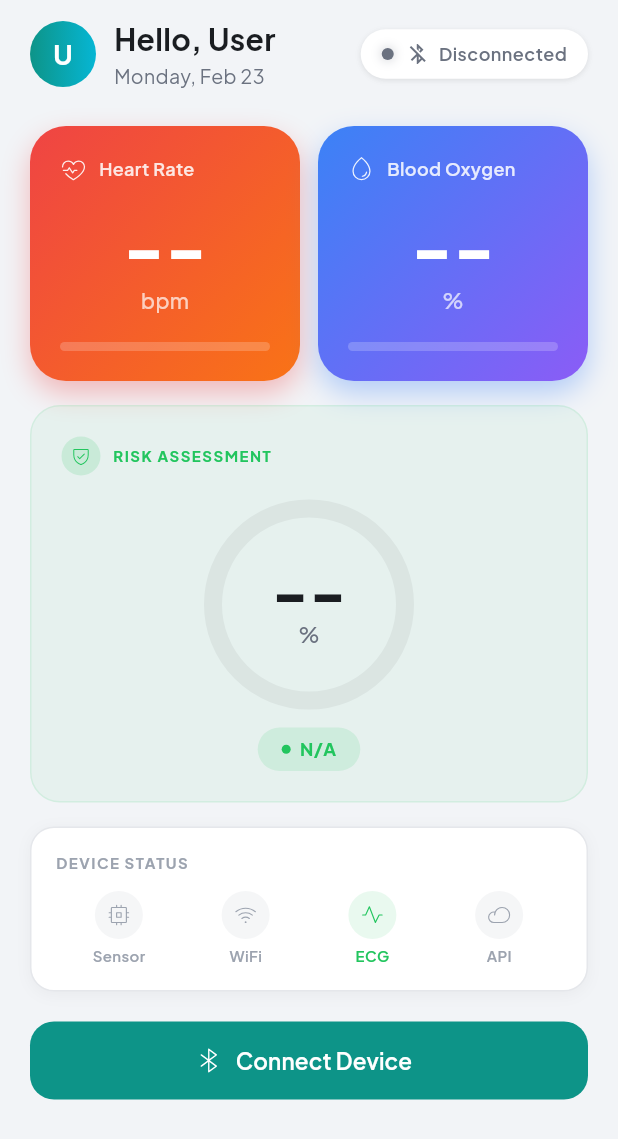
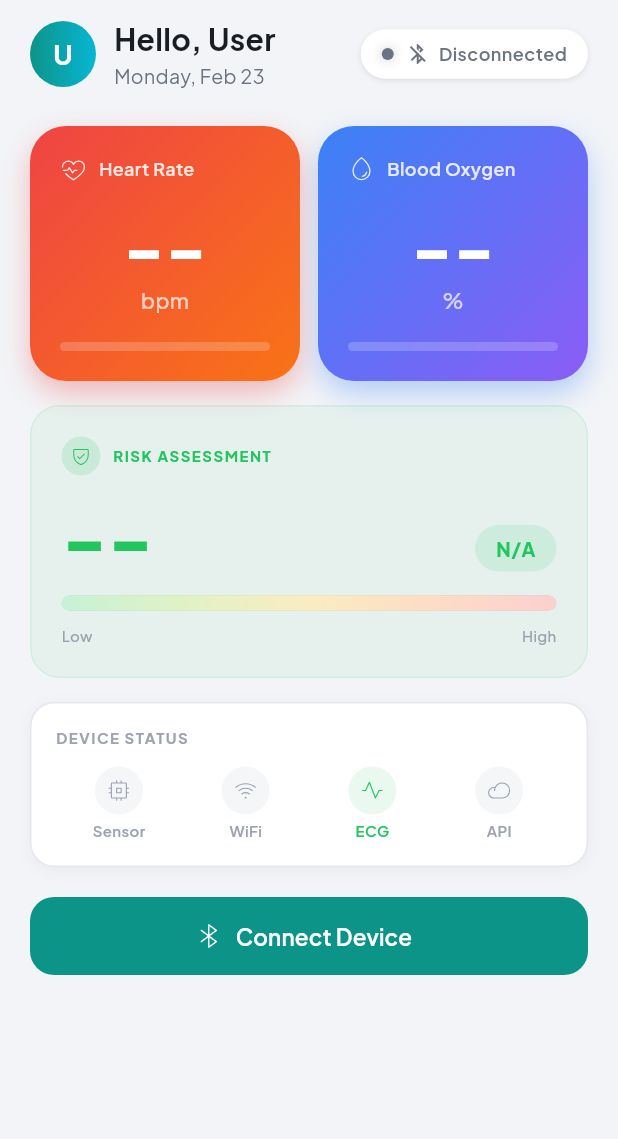
Before and after one commit to Sanuka23/cardiac-monitor, a Flutter app: the DashboardScreen screen opened directly, on a phone screen of 412 x 824 dp. Shown: the top 1139 px of the screen. Run offline on Flutter 3.47's test engine with Material 3 defaults, Android fonts, the phone set to English and light mode, and no system bars; drawn by our look-alikes of flutter_animate, percent_indicator; our stand-ins replace dio, fl_chart, flutter_blue_plus, flutter_secure_storage, google_fonts, permission_handler and 3 more; accounts and stored records are empty.

Commit message:
feat(widget): horizontal gradient bar RiskIndicator with scale labels
Replace circular gauge with large percentage number, colored status
pill, and green-to-red gradient progress bar with Low/High scale.

Co-Authored-By: Claude Opus 4.6 <noreply@anthropic.com>

```diff
--- a/app/cardiac_monitor/lib/widgets/risk_indicator.dart
+++ b/app/cardiac_monitor/lib/widgets/risk_indicator.dart
@@ -1,98 +1,133 @@
 import 'package:flutter/material.dart';
-import 'package:percent_indicator/circular_percent_indicator.dart';
 import '../config/theme.dart';
 
 class RiskIndicator extends StatelessWidget {
   final double score;
   final String label;
-  final double size;
 
   const RiskIndicator({
     super.key,
     required this.score,
     required this.label,
-    this.size = 160,
   });
 
   @override
   Widget build(BuildContext context) {
     final color = AppTheme.riskColor(score);
-    final clampedScore = score.clamp(0.0, 1.0);
-    final isLight = Theme.of(context).brightness == Brightness.light;
+    final clamped = score.clamp(0.0, 1.0);
+    final hasData = score > 0;
+    final percentage = (clamped * 100).round();
 
     return Column(
-      mainAxisSize: MainAxisSize.min,
+      crossAxisAlignment: CrossAxisAlignment.start,
       children: [
-        CircularPercentIndicator(
-          radius: size / 2,
-          lineWidth: 12,
-          percent: clampedScore,
-          animation: true,
-          animationDuration: 800,
-          animateFromLastPercent: true,
-          circularStrokeCap: CircularStrokeCap.round,
-          backgroundColor: isLight
-              ? Colors.black.withValues(alpha: 0.05)
-              : Colors.white.withValues(alpha: 0.06),
-          linearGradient: LinearGradient(
-            colors: [
-              color.withValues(alpha: 0.6),
-              color,
-            ],
-          ),
-          center: Column(
-            mainAxisSize: MainAxisSize.min,
+        // Score + label row
+        Row(
+          crossAxisAlignment: CrossAxisAlignment.end,
           children: [
             Text(
-                score > 0 ? '${(score * 100).round()}' : '--',
+              hasData ? '$percentage' : '--',
               style: TextStyle(
-                  color: AppTheme.textPrimary(context),
-                  fontSize: size * 0.28,
+                color: color,
+                fontSize: 48,
                 fontWeight: FontWeight.w800,
                 height: 1,
               ),
             ),
-              Text(
+            if (hasData) ...[
+              const SizedBox(width: 4),
+              Padding(
+                padding: const EdgeInsets.only(bottom: 6),
+                child: Text(
                   '%',
                   style: TextStyle(
-                  color: AppTheme.textSecondary(context),
-                  fontSize: size * 0.1,
-                  fontWeight: FontWeight.w500,
+                    color: color.withValues(alpha: 0.7),
+                    fontSize: 20,
+                    fontWeight: FontWeight.w600,
+                  ),
+                ),
+              ),
+            ],
+            const Spacer(),
+            Container(
+              padding: const EdgeInsets.symmetric(horizontal: 14, vertical: 6),
+              decoration: BoxDecoration(
+                color: color.withValues(alpha: 0.12),
+                borderRadius: BorderRadius.circular(20),
+              ),
+              child: Text(
+                label.isNotEmpty ? label : 'N/A',
+                style: TextStyle(
+                  color: color,
+                  fontSize: 13,
+                  fontWeight: FontWeight.w700,
+                ),
               ),
             ),
           ],
         ),
-        ),
-        const SizedBox(height: 12),
+        const SizedBox(height: 16),
+
+        // Gradient progress bar
+        ClipRRect(
+          borderRadius: BorderRadius.circular(6),
+          child: SizedBox(
+            height: 10,
+            child: Stack(
+              children: [
+                // Background track with gradient
                 Container(
-          padding: const EdgeInsets.symmetric(horizontal: 16, vertical: 6),
                   decoration: BoxDecoration(
-            color: color.withValues(alpha: 0.12),
-            borderRadius: BorderRadius.circular(20),
-          ),
-          child: Row(
-            mainAxisSize: MainAxisSize.min,
-            children: [
-              Container(
-                width: 6,
-                height: 6,
-                decoration: BoxDecoration(
-                  color: color,
-                  shape: BoxShape.circle,
+                    borderRadius: BorderRadius.circular(6),
+                    gradient: const LinearGradient(
+                      colors: [
+                        Color(0xFF22C55E),
+                        Color(0xFF84CC16),
+                        Color(0xFFEAB308),
+                        Color(0xFFF97316),
+                        Color(0xFFEF4444),
+                      ],
                     ),
                   ),
-              const SizedBox(width: 6),
-              Text(
-                label.isNotEmpty ? label : 'N/A',
-                style: TextStyle(
-                  color: color,
-                  fontSize: 12,
-                  fontWeight: FontWeight.w700,
-                  letterSpacing: 0.3,
                 ),
+                // Overlay to dim unfilled portion
+                if (hasData)
+                  FractionallySizedBox(
+                    alignment: Alignment.centerRight,
+                    widthFactor: 1 - clamped,
+                    child: Container(
+                      color: Theme.of(context).brightness == Brightness.light
+                          ? Colors.white.withValues(alpha: 0.75)
+                          : Colors.black.withValues(alpha: 0.6),
+                    ),
+                  ),
+                if (!hasData)
+                  Container(
+                    color: Theme.of(context).brightness == Brightness.light
+                        ? Colors.white.withValues(alpha: 0.75)
+                        : Colors.black.withValues(alpha: 0.6),
                   ),
               ],
             ),
+          ),
+        ),
+        const SizedBox(height: 10),
+
+        // Scale labels
+        Row(
+          mainAxisAlignment: MainAxisAlignment.spaceBetween,
+          children: [
+            Text('Low',
+                style: TextStyle(
+                    color: AppTheme.textTertiary(context),
+                    fontSize: 10,
+                    fontWeight: FontWeight.w500)),
+            Text('High',
+                style: TextStyle(
+                    color: AppTheme.textTertiary(context),
+                    fontSize: 10,
+                    fontWeight: FontWeight.w500)),
+          ],
         ),
       ],
     );
```
Lines whose indentation alone changed are shown as unchanged.
